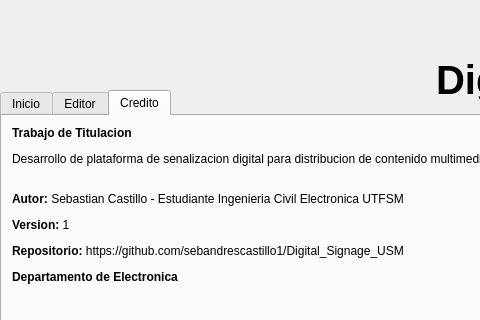
This is ProyectoQT/Interfaz_Digital_SIgnage_USM/mainwindow.ui in seba-saca/Digital_Signage_USM as Qt 5 draws it before an edit; both pictures show x 0 to 480 and y 0 to 320 of the 1280 by 720 pixel window. The edited form follows.
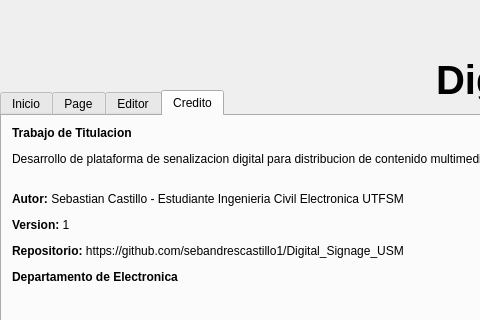
This is the edited form. The open tabs and pages were chosen to show the change. Icons and pictures are not drawn.

Commit message: Agregar_disp

Diff of the .ui file:
```diff
--- a/ProyectoQT/Interfaz_Digital_SIgnage_USM/mainwindow.ui
+++ b/ProyectoQT/Interfaz_Digital_SIgnage_USM/mainwindow.ui
@@ -433,6 +433,11 @@
       </property>
      </widget>
     </widget>
+    <widget class="QWidget" name="Dispositivos">
+     <attribute name="title">
+      <string>Page</string>
+     </attribute>
+    </widget>
     <widget class="QWidget" name="EditPlantilla">
      <attribute name="title">
       <string>Editor</string>
```
Left out of the diff: 6 changed lines with no effect on the pictures. The commit also changes 2 other files.
